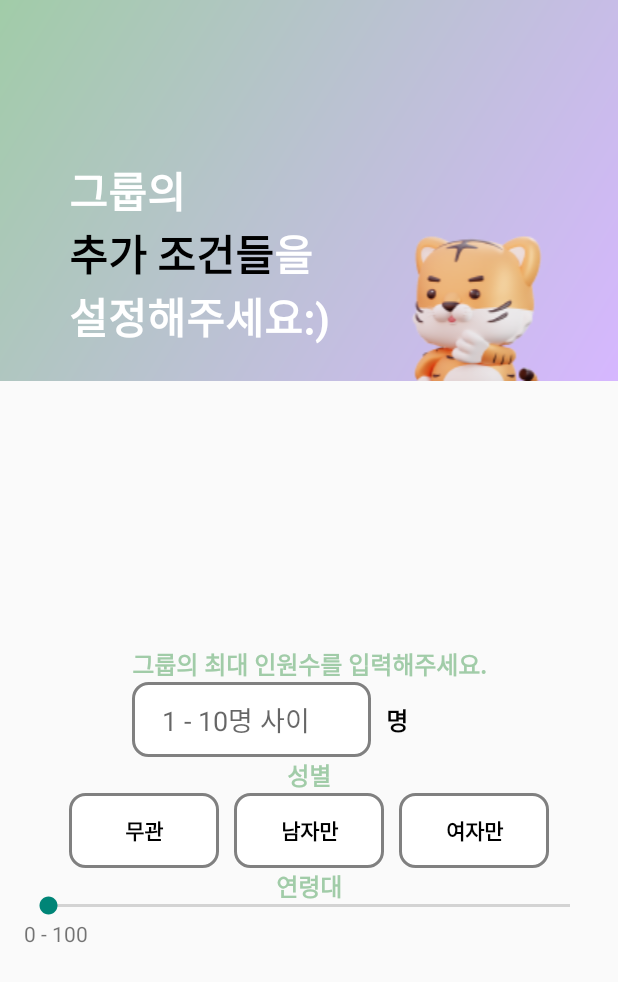
After one commit to eorjs7578/sansanmulmul, an Android app: the fragment GroupExtraInfoFragment placed in its activity, on a phone screen of 412 x 824 dp. The commit adds this screen. Shown: the top 982 px of the screen. Run offline under Robolectric (Android 15) with nearby library versions, the phone set to English and light mode, and no system bars.

Commit message:
feat: "그룹생성 추가 조건 생성 중"
아직 미완성 - 나이대 지정하는 레인지 슬라이더 구현해야 함.

```diff
--- /dev/null
+++ b/FrontEnd/app/src/main/java/com/sansantek/sansanmulmul/ui/view/creategroup/GroupExtraInfoFragment.kt
@@ -0,0 +1,27 @@
+package com.sansantek.sansanmulmul.ui.view.creategroup
+
+import android.os.Bundle
+import androidx.fragment.app.Fragment
+import android.view.LayoutInflater
+import android.view.View
+import android.view.ViewGroup
+import com.sansantek.sansanmulmul.R
+import com.sansantek.sansanmulmul.databinding.FragmentGroupExtraInfoBinding
+
+
+class GroupExtraInfoFragment : Fragment() {
+
+
+    override fun onCreate(savedInstanceState: Bundle?) {
+        super.onCreate(savedInstanceState)
+    }
+
+    override fun onCreateView(
+        inflater: LayoutInflater, container: ViewGroup?,
+        savedInstanceState: Bundle?
+    ): View {
+        // Inflate the layout for this fragment
+        val binding = FragmentGroupExtraInfoBinding.inflate(layoutInflater)
+        return binding.root
+    }
+}
--- a/FrontEnd/app/src/main/java/com/sansantek/sansanmulmul/ui/viewpageradapter/ViewPageAdapter.kt
+++ b/FrontEnd/app/src/main/java/com/sansantek/sansanmulmul/ui/viewpageradapter/ViewPageAdapter.kt
@@ -3,6 +3,7 @@ package com.sansantek.sansanmulmul.ui.viewpageradapter
 import androidx.fragment.app.Fragment
 import androidx.fragment.app.FragmentActivity
 import androidx.viewpager2.adapter.FragmentStateAdapter
+import com.sansantek.sansanmulmul.ui.view.creategroup.GroupExtraInfoFragment
 import com.sansantek.sansanmulmul.ui.view.creategroup.GroupIntroduceCreateFragment
 import com.sansantek.sansanmulmul.ui.view.register.RegisterExtraInfoFragment
 import com.sansantek.sansanmulmul.ui.view.register.RegisterFinishFragment
@@ -13,12 +14,13 @@ import com.sansantek.sansanmulmul.ui.view.register.RegisterProfileFragment
 class ViewPageAdapter(fragmentActivity: FragmentActivity): FragmentStateAdapter(fragmentActivity) {
 
     // 페이지 갯수 설정
-    override fun getItemCount(): Int = 1
+    override fun getItemCount(): Int = 2
 
     // 불러올 Fragment 정의
     override fun createFragment(position: Int): Fragment {
         return when (position) {
             0 -> GroupIntroduceCreateFragment()
+            1 -> GroupExtraInfoFragment()
             else -> throw IllegalArgumentException("Invalid position $position")
         }
     }
--- /dev/null
+++ b/FrontEnd/app/src/main/res/layout/fragment_group_extra_info.xml
@@ -0,0 +1,310 @@
+<?xml version="1.0" encoding="utf-8"?>
+<FrameLayout xmlns:android="http://schemas.android.com/apk/res/android"
+    xmlns:tools="http://schemas.android.com/tools"
+    android:layout_width="match_parent"
+    android:layout_height="match_parent"
+    xmlns:app="http://schemas.android.com/apk/res-auto"
+    tools:context=".ui.view.creategroup.GroupExtraInfoFragment">
+
+    <androidx.constraintlayout.widget.ConstraintLayout
+        android:id="@+id/group_extra"
+        android:layout_width="match_parent"
+        android:layout_height="match_parent"
+        tools:context=".MainActivity">
+
+        <androidx.constraintlayout.widget.ConstraintLayout
+            android:id="@+id/group_extra_top"
+            android:layout_width="match_parent"
+            android:layout_height="254dp"
+            android:background="@drawable/extra_info_gradient"
+            app:layout_constraintEnd_toEndOf="parent"
+            app:layout_constraintStart_toStartOf="parent"
+            app:layout_constraintTop_toTopOf="parent">
+
+            <ImageView
+                android:id="@+id/group_extra_tiger"
+                android:layout_width="99dp"
+                android:layout_height="99dp"
+                android:src="@drawable/group_extra_tiger"
+                app:layout_constraintBottom_toBottomOf="@id/group_extra_top"
+                app:layout_constraintEnd_toEndOf="@id/group_extra_top"
+                app:layout_constraintStart_toEndOf="@id/group_extra_texts" />
+
+            <androidx.constraintlayout.widget.ConstraintLayout
+                android:id="@+id/group_extra_texts"
+                android:layout_width="wrap_content"
+                android:layout_height="wrap_content"
+                app:layout_constraintEnd_toStartOf="@id/group_extra_tiger"
+                app:layout_constraintStart_toStartOf="parent"
+                app:layout_constraintTop_toTopOf="parent"
+                app:layout_constraintBottom_toBottomOf="parent"
+                >
+
+                <TextView
+                    android:id="@+id/group_extra_text_1"
+                    android:layout_width="wrap_content"
+                    android:layout_height="wrap_content"
+                    android:text="그룹의"
+                    android:textColor="@color/white"
+                    android:textSize="28dp"
+                    android:textStyle="bold"
+                    app:layout_constraintBottom_toBottomOf="parent"
+                    app:layout_constraintStart_toStartOf="parent"
+                    app:layout_constraintTop_toTopOf="parent" />
+
+                <TextView
+                    android:id="@+id/group_extra_text_2"
+                    android:layout_width="wrap_content"
+                    android:layout_height="wrap_content"
+                    android:text="추가 조건들"
+                    android:textColor="@color/black"
+                    android:textSize="28dp"
+                    android:textStyle="bold"
+                    app:layout_constraintBottom_toTopOf="@id/group_extra_text_4"
+                    app:layout_constraintStart_toStartOf="@id/group_extra_text_1"
+                    app:layout_constraintTop_toBottomOf="@id/group_extra_text_1" />
+
+                <TextView
+                    android:id="@+id/group_extra_text_3"
+                    android:layout_width="wrap_content"
+                    android:layout_height="wrap_content"
+                    android:text="을"
+                    android:textColor="@color/white"
+                    android:textSize="28dp"
+                    android:textStyle="bold"
+                    app:layout_constraintTop_toBottomOf="@id/group_extra_text_1"
+                    app:layout_constraintStart_toEndOf="@id/group_extra_text_2"
+                    app:layout_constraintBottom_toTopOf="@id/group_extra_text_4"
+                     />
+
+                <TextView
+                    android:id="@+id/group_extra_text_4"
+                    android:layout_width="wrap_content"
+                    android:layout_height="wrap_content"
+                    android:text="설정해주세요:)"
+                    android:textColor="@color/white"
+                    android:textSize="28dp"
+                    android:textStyle="bold"
+                    app:layout_constraintBottom_toBottomOf="parent"
+                    app:layout_constraintStart_toStartOf="@id/group_extra_text_1"
+                    app:layout_constraintTop_toBottomOf="@id/group_extra_text_3" />
+
+            </androidx.constraintlayout.widget.ConstraintLayout>
+
+        </androidx.constraintlayout.widget.ConstraintLayout>
+
+        <androidx.constraintlayout.widget.ConstraintLayout
+            android:id="@+id/group_extra_bottom"
+            android:layout_width="match_parent"
+            android:layout_height="wrap_content"
+            app:layout_constraintBottom_toBottomOf="parent"
+            app:layout_constraintEnd_toEndOf="parent"
+            app:layout_constraintStart_toStartOf="parent"
+            app:layout_constraintTop_toBottomOf="@id/group_extra_top">
+
+            <androidx.constraintlayout.widget.ConstraintLayout
+                android:id="@+id/group_people_number"
+                android:layout_width="match_parent"
+                android:layout_height="wrap_content"
+                app:layout_constraintBottom_toTopOf="group_people_gender"
+                app:layout_constraintEnd_toEndOf="parent"
+                app:layout_constraintStart_toStartOf="parent"
+                app:layout_constraintTop_toTopOf="parent">
+                <TextView
+                    android:layout_width="wrap_content"
+                    android:layout_height="wrap_content"
+                    android:id="@+id/group_people_number_text"
+                    android:text="그룹의 최대 인원수를 입력해주세요."
+                    android:textSize="16dp"
+                    android:textStyle="bold"
+                    android:textColor="@color/green"
+                    app:layout_constraintTop_toTopOf="parent"
+                    app:layout_constraintStart_toStartOf="parent"
+                    app:layout_constraintEnd_toEndOf="parent"
+                    app:layout_constraintBottom_toTopOf="@id/group_people_number_blank"
+                    />
+
+                <EditText
+                    android:id="@+id/group_people_number_blank"
+                    android:layout_width="159dp"
+                    android:layout_height="50dp"
+                    android:hint="1 - 10명 사이"
+                    android:inputType="text"
+                    android:paddingStart="20dp"
+                    android:background="@drawable/rounded_box"
+                    app:layout_constraintTop_toBottomOf="@id/group_people_number_text"
+                    app:layout_constraintStart_toStartOf="@id/group_people_number_text"
+                    app:layout_constraintBottom_toBottomOf="parent"/>
+
+                <TextView
+                    android:layout_width="wrap_content"
+                    android:layout_height="wrap_content"
+                    android:id="@+id/group_people_number_text_2"
+                    android:text="명"
+                    android:textSize="16dp"
+                    android:textColor="@color/black"
+                    android:textStyle="bold"
+                    android:paddingStart="10dp"
+                    app:layout_constraintTop_toBottomOf="@id/group_people_number_text"
+                    app:layout_constraintStart_toEndOf="@id/group_people_number_blank"
+                    app:layout_constraintBottom_toBottomOf="parent"
+                    />
+
+            </androidx.constraintlayout.widget.ConstraintLayout>
+
+            <androidx.constraintlayout.widget.ConstraintLayout
+                android:id="@+id/group_people_gender"
+                android:layout_width="match_parent"
+                android:layout_height="wrap_content"
+                app:layout_constraintBottom_toTopOf="@id/group_people_age"
+                app:layout_constraintEnd_toEndOf="parent"
+                app:layout_constraintStart_toStartOf="parent"
+                app:layout_constraintTop_toBottomOf="@id/group_people_number">
+                <TextView
+                    android:layout_width="wrap_content"
+                    android:layout_height="wrap_content"
+                    android:id="@+id/group_gender_text"
+                    android:text="성별"
+                    android:textSize="16dp"
+                    android:textColor="@color/green"
+                    android:textStyle="bold"
+                    app:layout_constraintTop_toTopOf="parent"
+                    app:layout_constraintStart_toStartOf="parent"
+                    app:layout_constraintEnd_toEndOf="parent"
+                    app:layout_constraintBottom_toTopOf="@id/Group_Gender_RadioGroup"
+                    />
+
+                <RadioGroup
+                    android:id="@+id/Group_Gender_RadioGroup"
+                    android:layout_width="wrap_content"
+                    android:layout_height="wrap_content"
+                    android:orientation="horizontal"
+                    android:layout_marginTop="50dp"
+                    app:layout_constraintBottom_toBottomOf="parent"
+                    app:layout_constraintStart_toStartOf="parent"
+                    app:layout_constraintEnd_toEndOf="parent"
+                    >
+
+                    <RadioButton
+                        android:id="@+id/anybody_Button"
+                        android:layout_width="100dp"
+                        android:layout_height="50dp"
+                        android:layout_marginEnd="10dp"
+                        android:background="@drawable/radio_button_background"
+                        android:buttonTint="@drawable/radio_button_selector"
+                        android:text="무관"
+                        android:gravity="center"
+                        android:button="@null"
+                        android:textColor="@drawable/radio_button_text_color"
+                        android:textStyle="bold"
+                        />
+
+                    <RadioButton
+                        android:id="@+id/maleButton"
+                        android:layout_width="100dp"
+                        android:layout_height="50dp"
+                        android:layout_marginEnd="10dp"
+                        android:background="@drawable/radio_button_background"
+                        android:buttonTint="@drawable/radio_button_selector"
+                        android:text="남자만"
+                        android:gravity="center"
+                        android:button="@null"
+                        android:textColor="@drawable/radio_button_text_color"
+                        android:textStyle="bold"
+                        />
+
+                    <RadioButton
+                        android:id="@+id/femaleButton"
+                        android:layout_width="100dp"
+                        android:layout_height="50dp"
+                        android:background="@drawable/radio_button_background"
+                        android:text="여자만"
+                        android:gravity="center"
+                        android:buttonTint="@drawable/radio_button_selector"
+                        android:button="@null"
+                        android:textColor="@drawable/radio_button_text_color"
+                        android:textStyle="bold"
+                        />
+
+                </RadioGroup>
+
+
+            </androidx.constraintlayout.widget.ConstraintLayout>
+
+            <androidx.constraintlayout.widget.ConstraintLayout
+                android:id="@+id/group_people_age"
+                android:layout_width="match_parent"
+                android:layout_height="wrap_content"
+                app:layout_constraintBottom_toBottomOf="parent"
+                app:layout_constraintEnd_toEndOf="parent"
+                app:layout_constraintStart_toStartOf="parent"
+                app:layout_constraintTop_toBottomOf="group_people_gender">
+
+                <TextView
+                    android:layout_width="wrap_content"
+                    android:layout_height="wrap_content"
+                    android:id="@+id/group_age_text"
+                    android:text="연령대"
+                    android:textSize="16dp"
+                    android:textStyle="bold"
+                    android:textColor="@color/green"
+                    app:layout_constraintTop_toTopOf="parent"
+                    app:layout_constraintStart_toStartOf="parent"
+                    app:layout_constraintEnd_toEndOf="parent"
+
+                    />
+
+                <LinearLayout
+                    xmlns:android="http://schemas.android.com/apk/res/android"
+                    xmlns:app="http://schemas.android.com/apk/res-auto"
+                    android:layout_width="match_parent"
+                    android:layout_height="match_parent"
+                    android:orientation="vertical"
+                    android:padding="16dp">
+
+                    <SeekBar
+                        android:id="@+id/ageRangeSeekBar"
+                        android:layout_width="match_parent"
+                        android:layout_height="wrap_content"
+                        android:max="100"
+                        app:layout_constraintTop_toTopOf="parent"
+                        app:layout_constraintStart_toStartOf="parent"
+                        app:layout_constraintEnd_toEndOf="parent" />
+
+                    <ImageView
+                        android:id="@+id/startThumb"
+                        android:layout_width="wrap_content"
+                        android:layout_height="wrap_content"
+                        app:layout_constraintTop_toTopOf="@id/ageRangeSeekBar"
+                        app:layout_constraintStart_toStartOf="@id/ageRangeSeekBar" />
+
+                    <ImageView
+                        android:id="@+id/endThumb"
+                        android:layout_width="wrap_content"
+                        android:layout_height="wrap_content"
+                        app:layout_constraintTop_toTopOf="@id/ageRangeSeekBar"
+                        app:layout_constraintEnd_toEndOf="@id/ageRangeSeekBar" />
+
+                    <TextView
+                        android:id="@+id/selectedAgeRangeTextView"
+                        android:layout_width="wrap_content"
+                        android:layout_height="wrap_content"
+                        android:text="0 - 100"
+                        app:layout_constraintTop_toBottomOf="@id/ageRangeSeekBar"
+                        app:layout_constraintStart_toStartOf="parent"
+                        app:layout_constraintEnd_toEndOf="parent" />
+
+                </LinearLayout>
+
+
+
+
+            </androidx.constraintlayout.widget.ConstraintLayout>
+
+        </androidx.constraintlayout.widget.ConstraintLayout>
+
+
+    </androidx.constraintlayout.widget.ConstraintLayout>
+
+
+</FrameLayout>
--- a/FrontEnd/app/src/main/res/layout/fragment_group_introduce_create.xml
+++ b/FrontEnd/app/src/main/res/layout/fragment_group_introduce_create.xml
@@ -5,7 +5,7 @@
     android:layout_width="match_parent"
     android:layout_height="match_parent">
     <androidx.constraintlayout.widget.ConstraintLayout
-        android:id="@+id/main"
+        android:id="@+id/group_create"
         android:layout_width="match_parent"
         android:layout_height="match_parent"
         tools:context=".MainActivity">
--- a/FrontEnd/app/src/main/res/values/strings.xml
+++ b/FrontEnd/app/src/main/res/values/strings.xml
@@ -1,3 +1,5 @@
 <resources>
     <string name="app_name">SANSANMULMUL</string>
+    <!-- TODO: Remove or change this placeholder text -->
+    <string name="hello_blank_fragment">Hello blank fragment</string>
 </resources>
```
Also changed, not shown: FrontEnd/app/src/main/res/drawable/group_extra_tiger.png (added).
